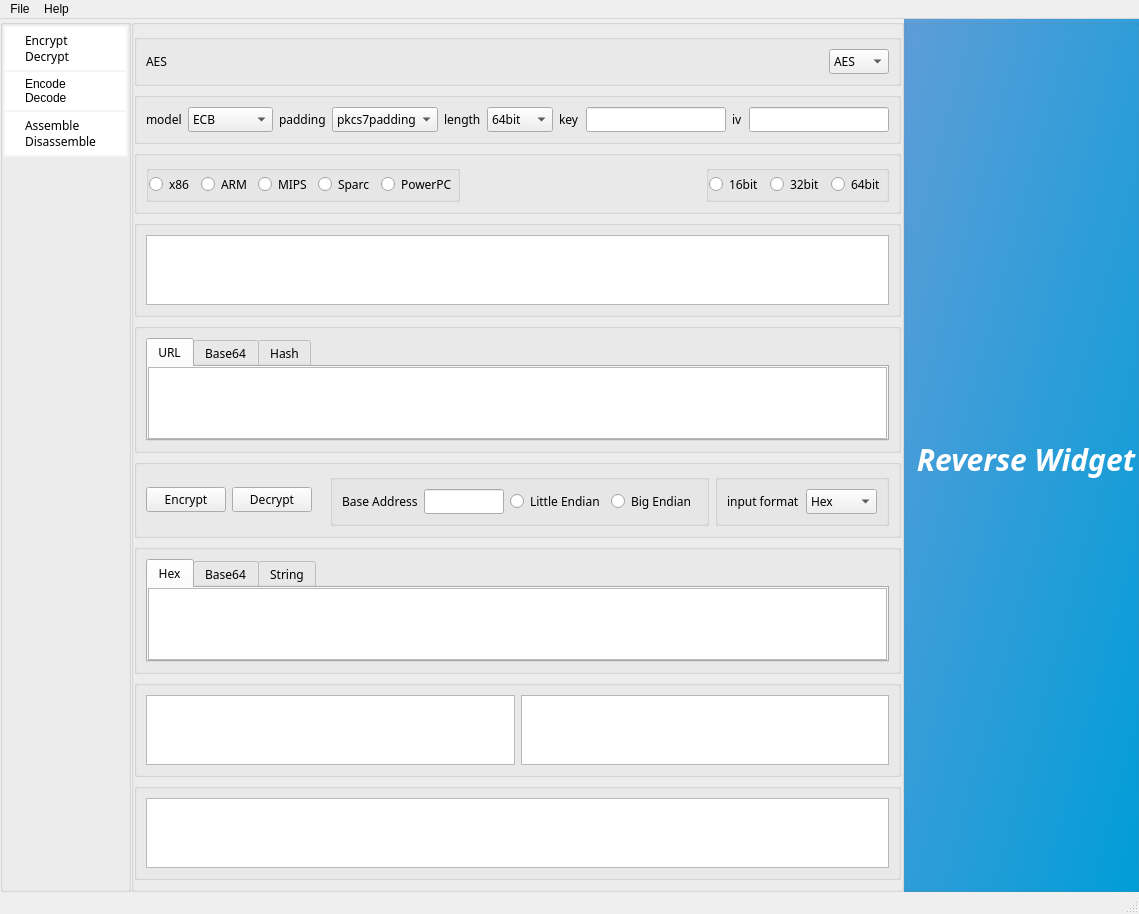
Before: the Qt Designer form ui/main_window.ui in liyansong2018/ReverseWidget, drawn with Qt 5.
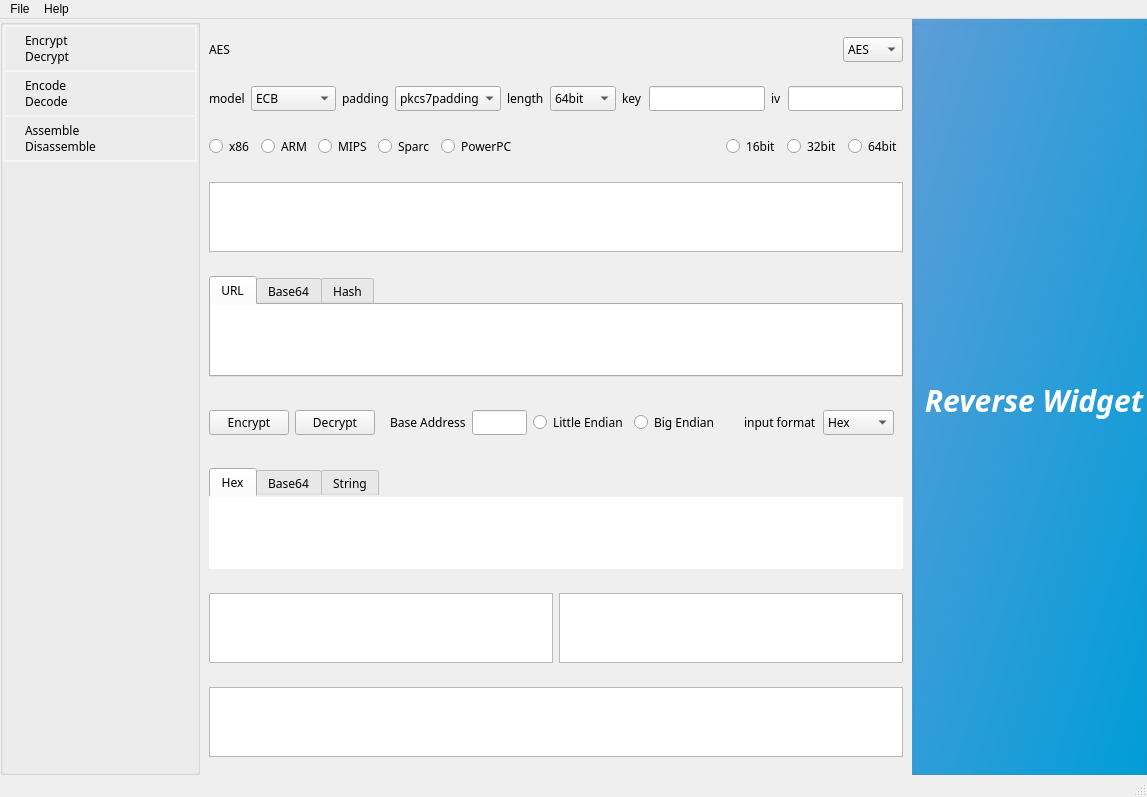
After: the same form once the commit is applied. The open tabs and pages were chosen to show the change. Icons and pictures are not drawn.

Commit message: Beautify multiple windows

The edit to the form file:
```diff
--- a/ui/main_window.ui
+++ b/ui/main_window.ui
@@ -12,10 +12,16 @@
    <rect>
     <x>0</x>
     <y>0</y>
-    <width>1139</width>
-    <height>822</height>
+    <width>1147</width>
+    <height>794</height>
    </rect>
   </property>
+  <property name="baseSize">
+   <size>
+    <width>0</width>
+    <height>0</height>
+   </size>
+  </property>
   <property name="windowTitle">
    <string>Reverse Widget</string>
   </property>
@@ -53,16 +59,31 @@
     </property>
     <item>
      <widget class="QGroupBox" name="gridGroupBox">
+      <property name="minimumSize">
+       <size>
+        <width>200</width>
+        <height>0</height>
+       </size>
+      </property>
+      <property name="maximumSize">
+       <size>
+        <width>400</width>
+        <height>16777215</height>
+       </size>
+      </property>
+      <property name="font">
+       <font>
+        <family>微软雅黑</family>
+       </font>
+      </property>
       <property name="styleSheet">
        <string notr="true">QPushButton{
 	text-align:left;
     text-decoration:none;
-    background:#ffffff;
-    color:#000000;
+    /* background:#ffffff; */
+    /* color:#000000; */
 
     padding: 5px 30px 5px 20px;
-    font-size:12px;
-    font-family: 微软雅黑,宋体,Arial,Helvetica,Verdana,sans-serif;
     font-weight:light;
     border-radius:0px;
 	border:2px solid #f5f5f5;
@@ -71,7 +92,6 @@
 	background-image: url(&quot;ui/resources/pictures/blue_menu.png&quot;);
 	color:#ffffff;
 	font-weight: bold;
-	font-family:Microsoft YaHei;
 }</string>
       </property>
       <property name="flat">
@@ -98,7 +118,6 @@
          <property name="font">
           <font>
            <family>微软雅黑</family>
-           <pointsize>-1</pointsize>
            <underline>false</underline>
            <strikeout>false</strikeout>
           </font>
@@ -133,6 +152,13 @@
        </item>
        <item>
         <widget class="QPushButton" name="codeButton">
+         <property name="font">
+          <font>
+           <family>微软雅黑</family>
+           <underline>false</underline>
+           <strikeout>false</strikeout>
+          </font>
+         </property>
          <property name="styleSheet">
           <string notr="true">QPushButton{
 	border-top-width: 0px;
@@ -166,7 +192,6 @@
          <property name="font">
           <font>
            <family>微软雅黑</family>
-           <pointsize>-1</pointsize>
            <underline>false</underline>
            <strikeout>false</strikeout>
           </font>
@@ -223,6 +248,16 @@
     </item>
     <item>
      <widget class="QGroupBox" name="formGroupBox">
+      <property name="font">
+       <font>
+        <family>微软雅黑</family>
+       </font>
+      </property>
+      <property name="styleSheet">
+       <string notr="true">QGroupBox {
+	border: 0px;
+}</string>
+      </property>
       <layout class="QVBoxLayout" name="verticalLayout">
        <property name="leftMargin">
         <number>0</number>
@@ -235,6 +270,9 @@
          <property name="title">
           <string/>
          </property>
+         <property name="flat">
+          <bool>false</bool>
+         </property>
          <layout class="QHBoxLayout" name="horizontalLayout_4">
           <item>
            <widget class="QLabel" name="nameLable">
@@ -382,6 +420,11 @@
           </item>
           <item>
            <widget class="QLabel" name="paddingLabel">
+            <property name="font">
+             <font>
+              <family>微软雅黑</family>
+             </font>
+            </property>
             <property name="text">
              <string>padding</string>
             </property>
@@ -389,6 +432,11 @@
           </item>
           <item>
            <widget class="QComboBox" name="paddingComboBox">
+            <property name="font">
+             <font>
+              <family>微软雅黑</family>
+             </font>
+            </property>
             <item>
              <property name="text">
               <string>pkcs7padding</string>
@@ -408,6 +456,11 @@
           </item>
           <item>
            <widget class="QLabel" name="keyLabel_2">
+            <property name="font">
+             <font>
+              <family>微软雅黑</family>
+             </font>
+            </property>
             <property name="text">
              <string>length</string>
             </property>
@@ -415,6 +468,11 @@
           </item>
           <item>
            <widget class="QComboBox" name="keySizeComboBox">
+            <property name="font">
+             <font>
+              <family>微软雅黑</family>
+             </font>
+            </property>
             <item>
              <property name="text">
               <string>64bit</string>
@@ -439,29 +497,54 @@
           </item>
           <item>
            <widget class="QLabel" name="keyLabel">
+            <property name="font">
+             <font>
+              <family>微软雅黑</family>
+             </font>
+            </property>
             <property name="text">
              <string>key</string>
             </property>
            </widget>
           </item>
           <item>
-           <widget class="QLineEdit" name="lineEdit"/>
+           <widget class="QLineEdit" name="lineEdit">
+            <property name="font">
+             <font>
+              <family>微软雅黑</family>
+             </font>
+            </property>
+           </widget>
           </item>
           <item>
            <widget class="QLabel" name="ivLabel">
+            <property name="font">
+             <font>
+              <family>微软雅黑</family>
+             </font>
+            </property>
             <property name="text">
              <string>iv</string>
             </property>
            </widget>
           </item>
           <item>
-           <widget class="QLineEdit" name="lineEdit_2"/>
+           <widget class="QLineEdit" name="lineEdit_2">
+            <property name="font">
+             <font>
+              <family>微软雅黑</family>
+             </font>
+            </property>
+           </widget>
           </item>
          </layout>
         </widget>
        </item>
        <item>
         <widget class="QGroupBox" name="asmGroupBox">
+         <property name="inputMethodHints">
+          <set>Qt::ImhNone</set>
+         </property>
          <property name="title">
           <string/>
          </property>
@@ -480,6 +563,11 @@
           </property>
           <item>
            <widget class="QGroupBox" name="archGroupBox">
+            <property name="font">
+             <font>
+              <family>微软雅黑</family>
+             </font>
+            </property>
             <property name="title">
              <string/>
             </property>
@@ -498,6 +586,11 @@
              </property>
              <item>
               <widget class="QRadioButton" name="x86Button">
+               <property name="font">
+                <font>
+                 <family>微软雅黑</family>
+                </font>
+               </property>
                <property name="text">
                 <string>x86</string>
                </property>
@@ -505,6 +598,11 @@
              </item>
              <item>
               <widget class="QRadioButton" name="armButton">
+               <property name="font">
+                <font>
+                 <family>微软雅黑</family>
+                </font>
+               </property>
                <property name="text">
                 <string>ARM</string>
                </property>
@@ -512,6 +610,11 @@
              </item>
              <item>
               <widget class="QRadioButton" name="mipsButton">
+               <property name="font">
+                <font>
+                 <family>微软雅黑</family>
+                </font>
+               </property>
                <property name="text">
                 <string>MIPS</string>
                </property>
@@ -519,6 +622,11 @@
              </item>
              <item>
               <widget class="QRadioButton" name="sparcButton">
+               <property name="font">
+                <font>
+                 <family>微软雅黑</family>
+                </font>
+               </property>
                <property name="text">
                 <string>Sparc</string>
                </property>
@@ -526,6 +634,11 @@
              </item>
              <item>
               <widget class="QRadioButton" name="powerPcButton">
+               <property name="font">
+                <font>
+                 <family>微软雅黑</family>
+                </font>
+               </property>
                <property name="text">
                 <string>PowerPC</string>
                </property>
@@ -567,6 +680,11 @@
              </property>
              <item>
               <widget class="QRadioButton" name="mode16Button">
+               <property name="font">
+                <font>
+                 <family>微软雅黑</family>
+                </font>
+               </property>
                <property name="text">
                 <string>16bit</string>
                </property>
@@ -574,6 +692,11 @@
              </item>
              <item>
               <widget class="QRadioButton" name="mode32Button">
+               <property name="font">
+                <font>
+                 <family>微软雅黑</family>
+                </font>
+               </property>
                <property name="text">
                 <string>32bit</string>
                </property>
@@ -581,6 +704,11 @@
              </item>
              <item>
               <widget class="QRadioButton" name="mode64Button">
+               <property name="font">
+                <font>
+                 <family>微软雅黑</family>
+                </font>
+               </property>
                <property name="text">
                 <string>64bit</string>
                </property>
@@ -599,7 +727,13 @@
          </property>
          <layout class="QHBoxLayout" name="horizontalLayout_5">
           <item>
-           <widget class="QPlainTextEdit" name="inputData"/>
+           <widget class="QPlainTextEdit" name="inputData">
+            <property name="font">
+             <font>
+              <family>微软雅黑</family>
+             </font>
+            </property>
+           </widget>
           </item>
          </layout>
         </widget>
@@ -612,10 +746,21 @@
          <layout class="QHBoxLayout" name="horizontalLayout_16">
           <item>
            <widget class="QTabWidget" name="tabWidget_2">
+            <property name="font">
+             <font>
+              <family>微软雅黑</family>
+             </font>
+            </property>
+            <property name="styleSheet">
+             <string notr="true"/>
+            </property>
             <property name="currentIndex">
              <number>0</number>
             </property>
             <widget class="QWidget" name="urlTab">
+             <property name="styleSheet">
+              <string notr="true">border: 0px;</string>
+             </property>
              <attribute name="title">
               <string>URL</string>
              </attribute>
@@ -636,11 +781,29 @@
                <number>0</number>
               </property>
               <item>
-               <widget class="QTextEdit" name="urlTabText"/>
+               <widget class="QTextEdit" name="urlTabText">
+                <property name="font">
+                 <font>
+                  <family>微软雅黑</family>
+                 </font>
+                </property>
+                <property name="styleSheet">
+                 <string notr="true"/>
+                </property>
+                <property name="lineWidth">
+                 <number>0</number>
+                </property>
+                <property name="cursorWidth">
+                 <number>1</number>
+                </property>
+               </widget>
               </item>
              </layout>
             </widget>
             <widget class="QWidget" name="base64Tab_2">
+             <property name="styleSheet">
+              <string notr="true">border: 0px;</string>
+             </property>
              <attribute name="title">
               <string>Base64</string>
              </attribute>
@@ -666,6 +829,9 @@
              </layout>
             </widget>
             <widget class="QWidget" name="hashTab">
+             <property name="styleSheet">
+              <string notr="true">border: 0px;</string>
+             </property>
              <attribute name="title">
               <string>Hash</string>
              </attribute>
@@ -700,6 +866,11 @@
          <layout class="QHBoxLayout" name="horizontalLayout_3">
           <item>
            <widget class="QPushButton" name="outputButton_1">
+            <property name="font">
+             <font>
+              <family>微软雅黑</family>
+             </font>
+            </property>
             <property name="text">
              <string>Encrypt</string>
             </property>
@@ -707,6 +878,11 @@
           </item>
           <item>
            <widget class="QPushButton" name="outputButton_2">
+            <property name="font">
+             <font>
+              <family>微软雅黑</family>
+             </font>
+            </property>
             <property name="text">
              <string>Decrypt</string>
             </property>
@@ -733,19 +909,35 @@
             <layout class="QHBoxLayout" name="horizontalLayout_14">
              <item>
               <widget class="QLabel" name="label_2">
+               <property name="font">
+                <font>
+                 <family>微软雅黑</family>
+                </font>
+               </property>
                <property name="text">
                 <string>Base Address</string>
                </property>
               </widget>
              </item>
              <item>
-              <widget class="QLineEdit" name="lineEditBaseAddr"/>
+              <widget class="QLineEdit" name="lineEditBaseAddr">
+               <property name="font">
+                <font>
+                 <family>微软雅黑</family>
+                </font>
+               </property>
+              </widget>
              </item>
              <item>
               <layout class="QHBoxLayout" name="horizontalLayout_21"/>
              </item>
              <item>
               <widget class="QRadioButton" name="littleButton">
+               <property name="font">
+                <font>
+                 <family>微软雅黑</family>
+                </font>
+               </property>
                <property name="text">
                 <string>Little Endian</string>
                </property>
@@ -753,6 +945,11 @@
              </item>
              <item>
               <widget class="QRadioButton" name="bigButton">
+               <property name="font">
+                <font>
+                 <family>微软雅黑</family>
+                </font>
+               </property>
                <property name="text">
                 <string>Big Endian</string>
                </property>
@@ -769,6 +966,11 @@
             <layout class="QHBoxLayout" name="horizontalLayout_15">
              <item>
               <widget class="QLabel" name="formatLabel">
+               <property name="font">
+                <font>
+                 <family>微软雅黑</family>
+                </font>
+               </property>
                <property name="text">
                 <string>input format</string>
                </property>
@@ -776,6 +978,11 @@
              </item>
              <item>
               <widget class="QComboBox" name="inputComboBox">
+               <property name="font">
+                <font>
+                 <family>微软雅黑</family>
+                </font>
+               </property>
                <item>
                 <property name="text">
                  <string>Hex</string>
@@ -807,10 +1014,21 @@
          <layout class="QHBoxLayout" name="horizontalLayout_6">
           <item>
            <widget class="QTabWidget" name="tabWidget">
+            <property name="font">
+             <font>
+              <family>微软雅黑</family>
+             </font>
+            </property>
+            <property name="styleSheet">
+             <string notr="true">border: 0px;</string>
+            </property>
             <property name="currentIndex">
-             <number>1</number>
+             <number>0</number>
             </property>
             <widget class="QWidget" name="hexTab">
+             <property name="styleSheet">
+              <string notr="true">border: 0px;</string>
+             </property>
              <attribute name="title">
               <string>Hex</string>
              </attribute>
@@ -831,7 +1049,13 @@
                <number>0</number>
               </property>
               <item>
-               <widget class="QTextBrowser" name="hexText"/>
+               <widget class="QTextBrowser" name="hexText">
+                <property name="font">
+                 <font>
+                  <family>微软雅黑</family>
+                 </font>
+                </property>
+               </widget>
               </item>
              </layout>
             </widget>
@@ -861,6 +1085,9 @@
              </layout>
             </widget>
             <widget class="QWidget" name="stringTab">
+             <property name="styleSheet">
+              <string notr="true">border: 0px;</string>
+             </property>
              <attribute name="title">
               <string>String</string>
              </attribute>
@@ -897,10 +1124,22 @@
          </property>
          <layout class="QHBoxLayout" name="horizontalLayout_13">
           <item>
-           <widget class="QTextBrowser" name="outputAsmHex"/>
+           <widget class="QTextBrowser" name="outputAsmHex">
+            <property name="font">
+             <font>
+              <family>微软雅黑</family>
+             </font>
+            </property>
+           </widget>
           </item>
           <item>
-           <widget class="QTextBrowser" name="outputAsmEscaped"/>
+           <widget class="QTextBrowser" name="outputAsmEscaped">
+            <property name="font">
+             <font>
+              <family>微软雅黑</family>
+             </font>
+            </property>
+           </widget>
           </item>
          </layout>
         </widget>
@@ -912,7 +1151,13 @@
          </property>
          <layout class="QHBoxLayout" name="horizontalLayout_19">
           <item>
-           <widget class="QTextBrowser" name="codeOutput"/>
+           <widget class="QTextBrowser" name="codeOutput">
+            <property name="font">
+             <font>
+              <family>微软雅黑</family>
+             </font>
+            </property>
+           </widget>
           </item>
          </layout>
         </widget>
@@ -995,7 +1240,7 @@
     <rect>
      <x>0</x>
      <y>0</y>
-     <width>1139</width>
+     <width>1147</width>
      <height>23</height>
     </rect>
    </property>
```
The commit also changes 6 other files.
